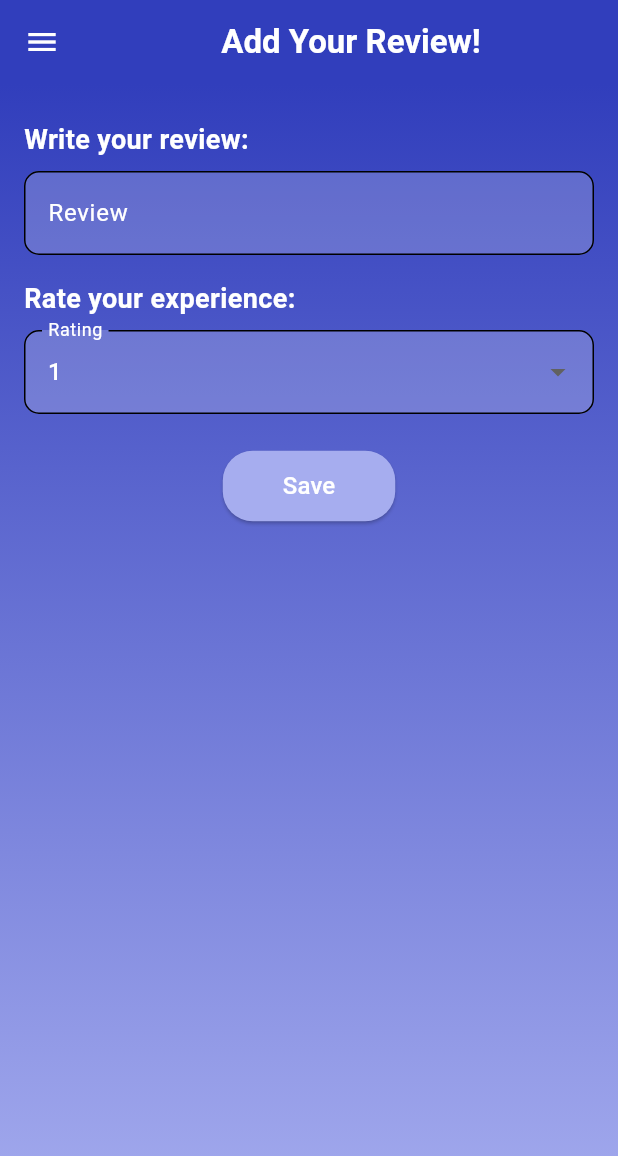
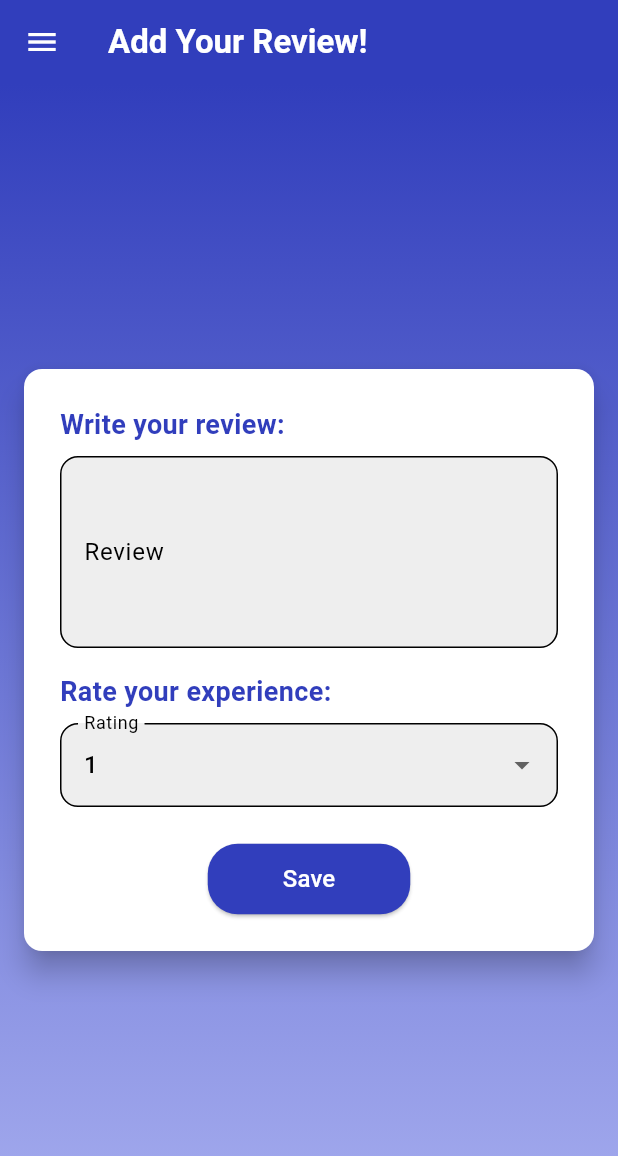
Before and after one commit to Wander-Scout/WanderScoutProject-Mobile, a Flutter app: the ReviewEntryFormPage screen opened directly, on a phone screen of 412 x 824 dp. Shown: the top 1156 px of the screen. Run offline on Flutter 3.47's test engine with Material 3 defaults, Android fonts, the phone set to English and light mode, and no system bars; our stand-ins replace flutter_dotenv, flutter_secure_storage; missing offline and left inert: pbp_django_auth; accounts and stored records are empty.

Commit message:
analyze review entry form

```diff
--- a/lib/Ella/screens/reviewentry_form.dart
+++ b/lib/Ella/screens/reviewentry_form.dart
@@ -18,7 +18,6 @@ class _ReviewEntryFormPageState extends State<ReviewEntryFormPage> {
   String _reviewText = "";
   int _rating = 1;
 
-
   Future<void> submitReview(String reviewText, int rating) async {
     const storage = FlutterSecureStorage();
     final token = await storage.read(key: 'auth_token');
@@ -26,7 +25,6 @@ class _ReviewEntryFormPageState extends State<ReviewEntryFormPage> {
     if (token == null) {
       throw Exception('Authentication token not found. Please log in.');
     }
-
 
     final String? baseUrl = dotenv.env['BASE_URL'];
     if (baseUrl == null) {
@@ -55,31 +53,36 @@ class _ReviewEntryFormPageState extends State<ReviewEntryFormPage> {
   Widget build(BuildContext context) {
     return Scaffold(
       appBar: AppBar(
-        title: const Center(
-          child: Text(
+        title: const Text(
           'Add Your Review!',
           style: TextStyle(fontWeight: FontWeight.bold),
-          ),
         ),
         backgroundColor: const Color(0xFF313EBC),
         foregroundColor: Colors.white,
       ),
       drawer: const LeftDrawer(),
       body: Container(
-        height: double.infinity, // Ensure it covers the full height
+        height: double.infinity,
         decoration: const BoxDecoration(
           gradient: LinearGradient(
-            colors: [Color(0xFF313EBC), Color(0xFFA6ADEF)], // Blue gradient
+            colors: [Color(0xFF313EBC), Color(0xFFA6ADEF)],
             begin: Alignment.topCenter,
             end: Alignment.bottomCenter,
           ),
         ),
+        child: Center(
+          child: Card(
+            margin: const EdgeInsets.symmetric(horizontal: 16.0),
+            shape: RoundedRectangleBorder(
+              borderRadius: BorderRadius.circular(12.0),
+            ),
+            elevation: 8,
+            child: Padding(
+              padding: const EdgeInsets.all(24.0),
               child: Form(
                 key: _formKey,
-          child: SingleChildScrollView(
-            child: Padding(
-              padding: const EdgeInsets.symmetric(horizontal: 16.0, vertical: 24.0),
                 child: Column(
+                  mainAxisSize: MainAxisSize.min,
                   crossAxisAlignment: CrossAxisAlignment.start,
                   children: [
                     const Text(
@@ -87,24 +90,21 @@ class _ReviewEntryFormPageState extends State<ReviewEntryFormPage> {
                       style: TextStyle(
                         fontSize: 18,
                         fontWeight: FontWeight.bold,
-                      color: Colors.white,
+                        color: Color(0xFF313EBC),
                       ),
                     ),
                     const SizedBox(height: 8),
                     TextFormField(
                       decoration: InputDecoration(
                         hintText: "Enter your review here...",
-                      hintStyle: TextStyle(color: Colors.grey.shade300),
                         labelText: "Review",
-                      labelStyle: const TextStyle(color: Colors.white),
                         filled: true,
-                      fillColor: Colors.white.withOpacity(0.2),
+                        fillColor: Colors.grey[200],
                         border: OutlineInputBorder(
-                        borderRadius: BorderRadius.circular(10.0),
-                        borderSide: const BorderSide(color: Colors.white),
+                          borderRadius: BorderRadius.circular(12.0),
                         ),
                       ),
-                    style: const TextStyle(color: Colors.white),
+                      maxLines: 4,
                       onChanged: (value) {
                         setState(() {
                           _reviewText = value;
@@ -123,30 +123,24 @@ class _ReviewEntryFormPageState extends State<ReviewEntryFormPage> {
                       style: TextStyle(
                         fontSize: 18,
                         fontWeight: FontWeight.bold,
-                      color: Colors.white,
+                        color: Color(0xFF313EBC),
                       ),
                     ),
                     const SizedBox(height: 8),
                     DropdownButtonFormField<int>(
                       decoration: InputDecoration(
                         labelText: "Rating",
-                      labelStyle: const TextStyle(color: Colors.white),
                         filled: true,
-                      fillColor: Colors.white.withOpacity(0.2),
+                        fillColor: Colors.grey[200],
                         border: OutlineInputBorder(
-                        borderRadius: BorderRadius.circular(10.0),
-                        borderSide: const BorderSide(color: Colors.white),
+                          borderRadius: BorderRadius.circular(12.0),
                         ),
                       ),
-                    dropdownColor: const Color(0xFF313EBC),
                       value: _rating,
                       items: List.generate(5, (index) {
                         return DropdownMenuItem(
                           value: index + 1,
-                        child: Text(
-                          "${index + 1}",
-                          style: const TextStyle(color: Colors.white),
-                        ),
+                          child: Text("${index + 1}"),
                         );
                       }),
                       onChanged: (value) {
@@ -159,8 +153,9 @@ class _ReviewEntryFormPageState extends State<ReviewEntryFormPage> {
                     Center(
                       child: ElevatedButton(
                         style: ElevatedButton.styleFrom(
-                        backgroundColor: const Color(0xFFA6ADEF),
-                        padding: const EdgeInsets.symmetric(horizontal: 40, vertical: 12),
+                          backgroundColor: const Color(0xFF313EBC),
+                          padding: const EdgeInsets.symmetric(
+                              horizontal: 50, vertical: 12),
                           shape: RoundedRectangleBorder(
                             borderRadius: BorderRadius.circular(20),
                           ),
@@ -207,6 +202,7 @@ class _ReviewEntryFormPageState extends State<ReviewEntryFormPage> {
             ),
           ),
         ),
+      ),
     );
   }
 }
```
Lines whose indentation alone changed are shown as unchanged.
